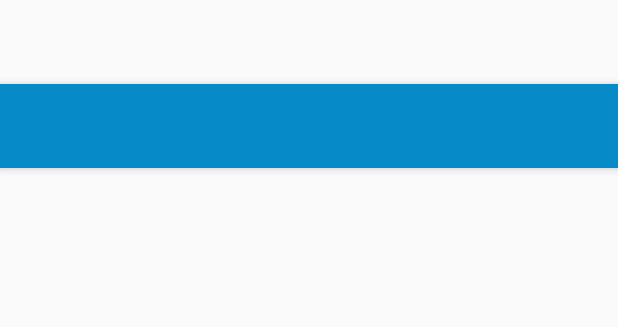
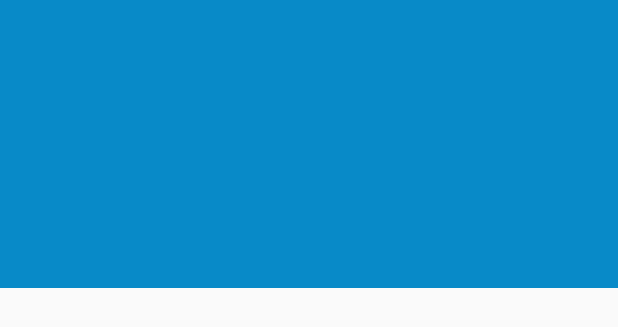
Before and after one commit to racinglocura07/NuevoEncuentro, an Android app: the layout app_bar_pantalla_principal.xml on its own in the app's theme, with its tools: preview values and no code run, on a phone screen of 412 x 824 dp. Shown: the top 327 px of the screen. Run offline under Robolectric (Android 15) with nearby library versions, the phone set to English and light mode, and no system bars.

Commit message:
Cambios en todos lados

```diff
--- a/app/src/main/java/coop/nuevoencuentro/nofuemagia/fcm/MyFirebaseMessagingService.java
+++ b/app/src/main/java/coop/nuevoencuentro/nofuemagia/fcm/MyFirebaseMessagingService.java
@@ -26,9 +26,6 @@ public class MyFirebaseMessagingService extends FirebaseMessagingService {
     @Override
     public void onMessageReceived(RemoteMessage remoteMessage) {
         // TODO(developer): Handle FCM messages here.
-        System.out.println("Mensaje" + " From: " + remoteMessage.getFrom());
-
-        System.out.println(remoteMessage.getData());
         checkNotification(remoteMessage.getData());
     }
 
--- a/app/src/main/java/coop/nuevoencuentro/nofuemagia/fragments/ActividadesAdminFragment.java
+++ b/app/src/main/java/coop/nuevoencuentro/nofuemagia/fragments/ActividadesAdminFragment.java
@@ -305,7 +305,7 @@ public class ActividadesAdminFragment extends Fragment {
                         super.onFailure(statusCode, headers, responseString, throwable);
                         Toast.makeText(getContext(), responseString, Toast.LENGTH_LONG).show();
                         HabilitarVistas(true);
-                        System.out.println(responseString);
+                        throwable.printStackTrace();
                     }
 
                     @Override
--- a/app/src/main/java/coop/nuevoencuentro/nofuemagia/helper/Common.java
+++ b/app/src/main/java/coop/nuevoencuentro/nofuemagia/helper/Common.java
@@ -185,7 +185,6 @@ public class Common {
             e.printStackTrace();
             if (result != null)
                 result.stats.numIoExceptions++;
-            System.out.println(e.getMessage());
         } finally {
             System.out.println("Bien bolson");
             ActiveAndroid.endTransaction();
@@ -346,7 +345,6 @@ public class Common {
             e.printStackTrace();
             if (result != null)
                 result.stats.numIoExceptions++;
-            System.out.println(e.getMessage());
         } finally {
             System.out.println("Bien Noticias");
             ActiveAndroid.endTransaction();
--- a/app/src/main/java/coop/nuevoencuentro/nofuemagia/sync/ComprasSyncAdapter.java
+++ b/app/src/main/java/coop/nuevoencuentro/nofuemagia/sync/ComprasSyncAdapter.java
@@ -23,8 +23,6 @@ public class ComprasSyncAdapter extends AbstractThreadedSyncAdapter {
 
     @Override
     public void onPerformSync(Account account, Bundle extras, String authority, ContentProviderClient provider, SyncResult syncResult) {
-        System.out.println("Sincronizando, Con errores? " + syncResult.hasError());
-
         SyncHttpClient client = new SyncHttpClient();
 
         String que = extras.getString("QUE");
@@ -35,9 +33,6 @@ public class ComprasSyncAdapter extends AbstractThreadedSyncAdapter {
         } else if (que != null && que.equals(Common.NOTICIAS)) {
             Common.SincronizarNoticias(getContext(), client, syncResult);
         }
-
-        System.out.println("Stast:");
-        System.out.println(syncResult.stats);
     }
 
 
--- a/app/src/main/res/layout/app_bar_pantalla_principal.xml
+++ b/app/src/main/res/layout/app_bar_pantalla_principal.xml
@@ -9,15 +9,27 @@
 
     <android.support.design.widget.AppBarLayout
         android:layout_width="match_parent"
-        android:layout_height="wrap_content"
-        android:theme="@style/AppTheme.AppBarOverlay">
+        android:layout_height="192dp"
+        android:fitsSystemWindows="true"
+        android:id="@id/app_bar"
+        android:theme="@style/ThemeOverlay.AppCompat.Dark.ActionBar">
 
-        <android.support.v7.widget.Toolbar
-            android:id="@+id/toolbar"
+        <android.support.design.widget.CollapsingToolbarLayout
             android:layout_width="match_parent"
-            android:layout_height="?attr/actionBarSize"
-            android:background="?attr/colorPrimary"
-            app:popupTheme="@style/AppTheme.PopupOverlay" />
+            android:layout_height="match_parent"
+            android:id="@id/col_toolbar"
+            android:fitsSystemWindows="true"
+            app:contentScrim="?attr/colorPrimary"
+            app:layout_scrollFlags="scroll|exitUntilCollapsed">
+
+            <android.support.v7.widget.Toolbar
+                android:id="@+id/toolbar"
+                android:layout_width="match_parent"
+                android:layout_height="?attr/actionBarSize"
+                app:layout_collapseMode="pin"
+                app:popupTheme="@style/ThemeOverlay.AppCompat.Light" />
+
+        </android.support.design.widget.CollapsingToolbarLayout>
 
     </android.support.design.widget.AppBarLayout>
 
--- a/app/src/main/res/layout/fragment_actividades.xml
+++ b/app/src/main/res/layout/fragment_actividades.xml
@@ -1,5 +1,6 @@
 <?xml version="1.0" encoding="utf-8"?>
 <FrameLayout xmlns:android="http://schemas.android.com/apk/res/android"
+    xmlns:app="http://schemas.android.com/apk/res-auto"
     android:layout_width="match_parent"
     android:layout_height="match_parent"
     android:orientation="vertical">
@@ -13,7 +14,8 @@
         <android.support.v7.widget.RecyclerView
             android:id="@id/list_actividades"
             android:layout_width="match_parent"
-            android:layout_height="match_parent" />
+            android:layout_height="match_parent"
+            app:layout_behavior="@string/appbar_scrolling_view_behavior" />
 
     </android.support.v4.widget.SwipeRefreshLayout>
 
--- a/app/src/main/res/layout/fragment_compras_comunitarias.xml
+++ b/app/src/main/res/layout/fragment_compras_comunitarias.xml
@@ -1,5 +1,6 @@
 <?xml version="1.0" encoding="utf-8"?>
 <FrameLayout xmlns:android="http://schemas.android.com/apk/res/android"
+    xmlns:app="http://schemas.android.com/apk/res-auto"
     android:layout_width="match_parent"
     android:layout_height="match_parent"
     android:orientation="vertical">
@@ -8,7 +9,8 @@
     <WebView
         android:id="@id/wv_compras"
         android:layout_width="match_parent"
-        android:layout_height="match_parent" />
+        android:layout_height="match_parent"
+        app:layout_behavior="@string/appbar_scrolling_view_behavior" />
 
     <ProgressBar
         android:id="@id/pb_compras"
--- a/app/src/main/res/layout/fragment_nuestras_noticias.xml
+++ b/app/src/main/res/layout/fragment_nuestras_noticias.xml
@@ -1,5 +1,6 @@
 <?xml version="1.0" encoding="utf-8"?>
 <FrameLayout xmlns:android="http://schemas.android.com/apk/res/android"
+    xmlns:app="http://schemas.android.com/apk/res-auto"
     android:layout_width="match_parent"
     android:layout_height="match_parent"
     android:clickable="true"
@@ -14,7 +15,8 @@
         <android.support.v7.widget.RecyclerView
             android:id="@id/list_noticias"
             android:layout_width="match_parent"
-            android:layout_height="match_parent" />
+            android:layout_height="match_parent"
+            app:layout_behavior="@string/appbar_scrolling_view_behavior" />
 
     </android.support.v4.widget.SwipeRefreshLayout>
 
--- a/app/src/main/res/layout/fragment_talleres.xml
+++ b/app/src/main/res/layout/fragment_talleres.xml
@@ -1,5 +1,6 @@
 <?xml version="1.0" encoding="utf-8"?>
 <FrameLayout xmlns:android="http://schemas.android.com/apk/res/android"
+    xmlns:app="http://schemas.android.com/apk/res-auto"
     android:layout_width="match_parent"
     android:layout_height="match_parent"
     android:orientation="vertical">
@@ -13,7 +14,8 @@
         <android.support.v7.widget.RecyclerView
             android:id="@id/list_talleres"
             android:layout_width="match_parent"
-            android:layout_height="match_parent" />
+            android:layout_height="match_parent"
+            app:layout_behavior="@string/appbar_scrolling_view_behavior" />
 
     </android.support.v4.widget.SwipeRefreshLayout>
 
--- a/app/src/main/res/values/ids.xml
+++ b/app/src/main/res/values/ids.xml
@@ -83,4 +83,6 @@
     <item name="et_desc_notif" type="id" />
     <item name="action_notif" type="id" />
     <item name="sp_actividades" type="id" />
+    <item name="col_toolbar" type="id" />
+    <item name="app_bar" type="id" />
 </resources>
```
Also changed, not shown: app/src/main/java/coop/nuevoencuentro/nofuemagia/activities/LoginActivity.java (+3 -4 lines), app/src/main/java/coop/nuevoencuentro/nofuemagia/activities/PantallaPrincipal.java (+16 -4 lines), app/src/main/java/coop/nuevoencuentro/nofuemagia/fragments/NoticiasSinImagenFragment.java (+3 -5 lines), app/src/main/res/layout/dialog_notificacion.xml (added, +56 -0 lines), app/src/main/res/layout/fragment_contacto.xml (+9 -1 lines), app/src/main/res/mipmap-mdpi/logo.png (added). Lines whose indentation alone changed are shown as unchanged.
